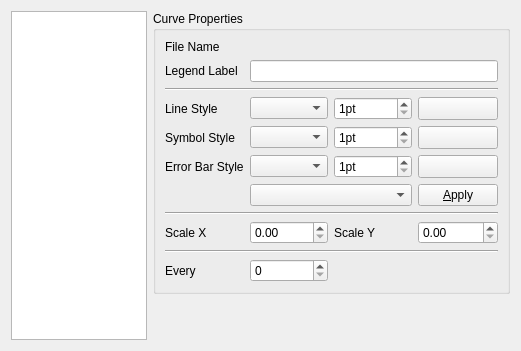
The window that libsaxsview/saxsview_configpage_curve.ui (emblsaxs/saxsview) describes before a commit, drawn with Qt 5.
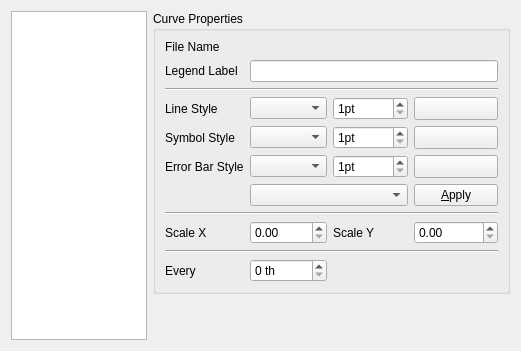
The same window after the commit. Custom widgets are drawn as their Qt base class.

Commit message:
2010-06-21  Daniel Franke  <dfranke@users.sourceforge.net>
	* saxsview_configpage_curve.ui: increased maximum range of scaling
	spin boxes.
	* saxsview_configpage_curve.cpp (reset): Display filename without
	path.

```diff
--- a/libsaxsview/saxsview_configpage_curve.ui
+++ b/libsaxsview/saxsview_configpage_curve.ui
@@ -172,7 +172,11 @@
        </widget>
       </item>
       <item row="9" column="1">
-       <widget class="QDoubleSpinBox" name="spinScaleX"/>
+       <widget class="QDoubleSpinBox" name="spinScaleX">
+        <property name="maximum">
+         <double>10000.000000000000000</double>
+        </property>
+       </widget>
       </item>
       <item row="9" column="2">
        <widget class="QLabel" name="lblScaleY">
@@ -185,7 +189,11 @@
        </widget>
       </item>
       <item row="9" column="3">
-       <widget class="QDoubleSpinBox" name="spinScaleY"/>
+       <widget class="QDoubleSpinBox" name="spinScaleY">
+        <property name="maximum">
+         <double>99999999.000000000000000</double>
+        </property>
+       </widget>
       </item>
       <item row="10" column="0" colspan="4">
        <widget class="Line" name="line_3">
@@ -195,7 +203,11 @@
        </widget>
       </item>
       <item row="11" column="1">
-       <widget class="QSpinBox" name="spinEvery"/>
+       <widget class="QSpinBox" name="spinEvery">
+        <property name="suffix">
+         <string> th</string>
+        </property>
+       </widget>
       </item>
       <item row="11" column="0">
        <widget class="QLabel" name="lblEvery">
```
The commit also changes 2 other files.
